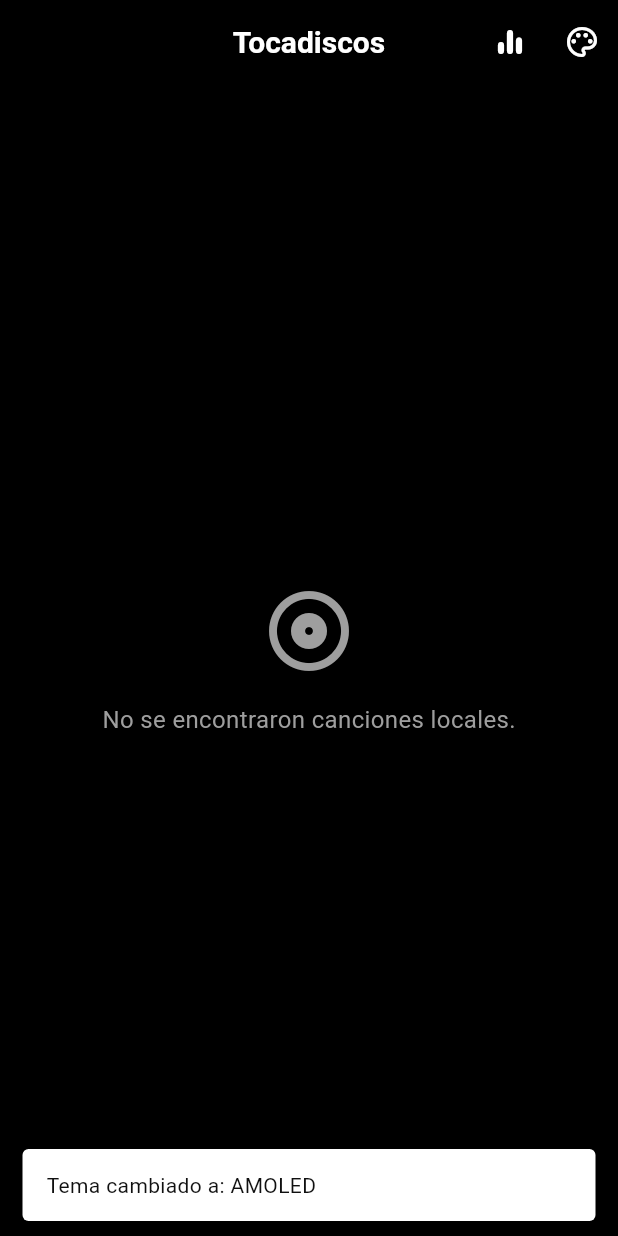
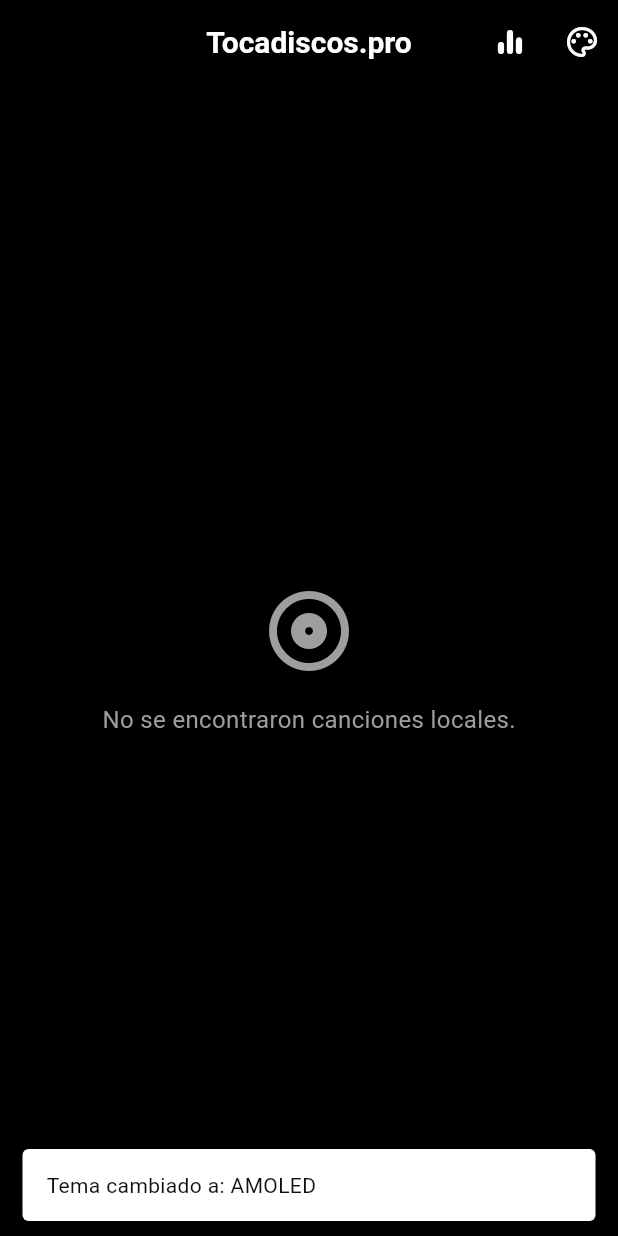
Before and after one commit to jorgeanalista2008/app_tocadiscos_master, a Flutter app: the screen it shows after launch, after a tap on the "palette" icon, on a phone screen of 412 x 824 dp. Run offline on Flutter 3.47's test engine with Material 3 defaults, Android fonts, the phone set to English and light mode, and no system bars; our stand-ins replace audio_service, flutter_riverpod, just_audio, on_audio_query, permission_handler; missing offline and left inert: home_widget; Roboto replaces fonts that are missing (Outfit).

Commit message:
Feat : Add launcher, spash screem ,

```diff
--- a/lib/features/home_widget/data/widget_sync_service.dart
+++ b/lib/features/home_widget/data/widget_sync_service.dart
@@ -27,7 +27,7 @@ class WidgetSyncService {
         await HomeWidget.saveWidgetData<String>('song_artist', currentSong.artist);
         await HomeWidget.saveWidgetData<String>('song_album', currentSong.album ?? '');
       } else {
-        await HomeWidget.saveWidgetData<String>('song_title', 'Tocadiscos');
+        await HomeWidget.saveWidgetData<String>('song_title', 'Tocadiscos.pro');
         await HomeWidget.saveWidgetData<String>('song_artist', 'Sin reproducción');
         await HomeWidget.saveWidgetData<String>('song_album', '');
       }
--- a/lib/features/player/presentation/widgets/vinyl_record_widget.dart
+++ b/lib/features/player/presentation/widgets/vinyl_record_widget.dart
@@ -147,7 +147,7 @@ class _VinylRecordWidgetState extends State<VinylRecordWidget> with SingleTicker
             ),
             const SizedBox(height: 2),
             Text(
-              'TOCADISCOS',
+              'TocaNexxos.pro',
               style: TextStyle(
                 color: Colors.white.withOpacity(0.9),
                 fontSize: 6,
--- a/lib/main.dart
+++ b/lib/main.dart
@@ -26,7 +26,7 @@ void main() async {
     builder: () => AudioPlayerHandler(),
     config: const AudioServiceConfig(
       androidNotificationChannelId: 'com.tocadiscos.app.channel.audio',
-      androidNotificationChannelName: 'Tocadiscos Reproductor',
+      androidNotificationChannelName: 'Tocadiscos.pro Reproductor',
       androidNotificationOngoing: true,
       androidShowNotificationBadge: true,
     ),
@@ -74,7 +74,7 @@ class MyApp extends ConsumerWidget {
     }
 
     return MaterialApp(
-      title: 'Tocadiscos App',
+      title: 'Tocadiscos.pro',
       debugShowCheckedModeBanner: false,
       theme: AppTheme.lightTheme,
       darkTheme: appThemeData,
@@ -151,7 +151,7 @@ class _MainLibraryScreenState extends ConsumerState<MainLibraryScreen> {
 
     return Scaffold(
       appBar: AppBar(
-        title: const Text('Tocadiscos'),
+        title: const Text('Tocadiscos.pro'),
         actions: [
           // Selector de Ecualizador
           IconButton(
@@ -581,7 +581,7 @@ extension ListTilePressed on ListTile {
   }
 }
 
-/// Pantalla de Carga Premium (Splash Screen) con vinilo giratorio
+/// Pantalla de Carga Premium (Splash Screen) con vinilo giratorio y logotipo de la marca
 class SplashLoader extends StatefulWidget {
   const SplashLoader({super.key});
 
@@ -591,6 +591,7 @@ class SplashLoader extends StatefulWidget {
 
 class _SplashLoaderState extends State<SplashLoader> with SingleTickerProviderStateMixin {
   late final AnimationController _controller;
+  late final Animation<double> _scaleAnimation;
 
   @override
   void initState() {
@@ -598,7 +599,18 @@ class _SplashLoaderState extends State<SplashLoader> with SingleTickerProviderSt
     _controller = AnimationController(
       vsync: this,
       duration: const Duration(seconds: 3),
-    )..repeat(); // Rota continuamente
+    );
+    _scaleAnimation = TweenSequence<double>([
+      TweenSequenceItem(
+        tween: Tween<double>(begin: 1.0, end: 1.06).chain(CurveTween(curve: Curves.easeInOut)),
+        weight: 50,
+      ),
+      TweenSequenceItem(
+        tween: Tween<double>(begin: 1.06, end: 1.0).chain(CurveTween(curve: Curves.easeInOut)),
+        weight: 50,
+      ),
+    ]).animate(_controller);
+    _controller.repeat();
   }
 
   @override
@@ -610,64 +622,73 @@ class _SplashLoaderState extends State<SplashLoader> with SingleTickerProviderSt
   @override
   Widget build(BuildContext context) {
     return Scaffold(
-      backgroundColor: Colors.black,
+      backgroundColor: const Color(0xFF33C2D2), // Fondo Turquesa de la imagen
       body: Center(
         child: Column(
           mainAxisAlignment: MainAxisAlignment.center,
           children: [
-            // Disco de vinilo que gira en bucle
-            RotationTransition(
-              turns: _controller,
+            // Logo del tocadiscos con animación de pulso
+            ScaleTransition(
+              scale: _scaleAnimation,
               child: Container(
-                width: 140,
-                height: 140,
+                width: 220,
+                height: 220,
                 decoration: BoxDecoration(
-                  color: const Color(0xFF111111),
-                  shape: BoxShape.circle,
-                  border: Border.all(color: AppTheme.primaryColor, width: 3),
+                  borderRadius: BorderRadius.circular(32),
                   boxShadow: [
                     BoxShadow(
-                      color: AppTheme.primaryColor.withOpacity(0.3),
-                      blurRadius: 40,
-                      spreadRadius: 10,
+                      color: Colors.black.withOpacity(0.2),
+                      blurRadius: 20,
+                      spreadRadius: 2,
+                      offset: const Offset(0, 10),
                     ),
                   ],
                 ),
-                child: const Center(
-                  child: Icon(
-                    Icons.album_rounded,
-                    size: 90,
-                    color: AppTheme.primaryColor,
+                child: ClipRRect(
+                  borderRadius: BorderRadius.circular(32),
+                  child: Image.asset(
+                    'assets/images/logo.png',
+                    fit: BoxFit.cover,
                   ),
                 ),
               ),
             ),
             const SizedBox(height: 48),
+            // Marca de la app solicitada
             const Text(
-              'TOCADISCOS',
+              'TocaNexxos.pro',
               style: TextStyle(
                 color: Colors.white,
-                fontSize: 28,
+                fontSize: 32,
                 fontWeight: FontWeight.bold,
-                letterSpacing: 4,
+                letterSpacing: 2,
                 fontFamily: 'Outfit',
+                shadows: [
+                  Shadow(
+                    color: Colors.black26,
+                    blurRadius: 6,
+                    offset: Offset(0, 3),
+                  ),
+                ],
               ),
             ),
-            const SizedBox(height: 8),
+            const SizedBox(height: 6),
             const Text(
-              'Sintonizando biblioteca local...',
+              'Tocadiscos.pro',
               style: TextStyle(
-                color: Colors.grey,
-                fontSize: 14,
+                color: Colors.white70,
+                fontSize: 16,
+                letterSpacing: 1,
                 fontStyle: FontStyle.italic,
               ),
             ),
             const SizedBox(height: 48),
+            // Cargador blanco minimalista
             const SizedBox(
               width: 160,
               child: LinearProgressIndicator(
-                backgroundColor: Color(0xFF222222),
-                valueColor: AlwaysStoppedAnimation<Color>(AppTheme.primaryColor),
+                backgroundColor: Colors.white24,
+                valueColor: AlwaysStoppedAnimation<Color>(Colors.white),
               ),
             ),
           ],
```
Also changed, not shown: pubspec.yaml (+6 -28 lines), assets/images/logo.png (added), pubspec.lock, 7 other files.
